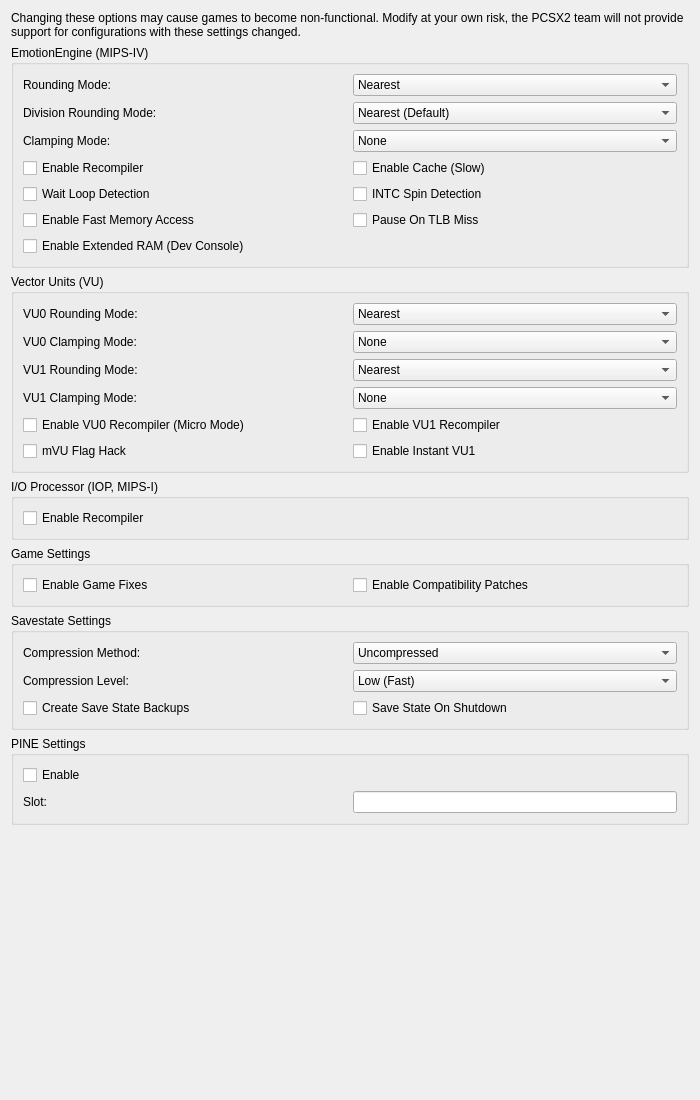
Before: the Qt Designer form pcsx2-qt/Settings/AdvancedSettingsWidget.ui in PenguinVRLab/PenguinScreen2, drawn with Qt 5.
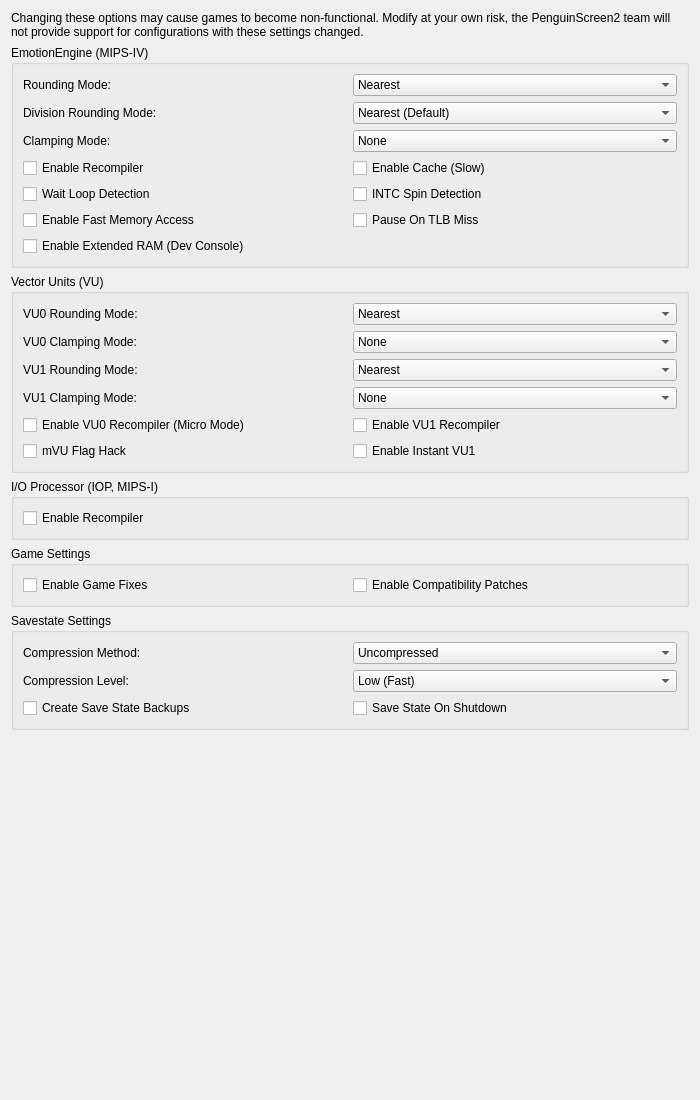
After: the same form once the commit is applied.

Commit message:
PenguinScreen2 1.0-rc2
The 1.0-rc2 source, in one commit on top of the two import layers below it
(the PCSX2 fork base and the vendored Khronos OpenXR SDK), so that the diff
against them shows what PenguinScreen2 changes in upstream PCSX2.
The release is tag v1.0-rc2.

```diff
--- a/pcsx2-qt/Settings/AdvancedSettingsWidget.ui
+++ b/pcsx2-qt/Settings/AdvancedSettingsWidget.ui
@@ -14,7 +14,7 @@
    <item>
     <widget class="QLabel" name="disclaimerLabel">
      <property name="text">
-      <string>Changing these options may cause games to become non-functional. Modify at your own risk, the PCSX2 team will not provide support for configurations with these settings changed.</string>
+      <string>Changing these options may cause games to become non-functional. Modify at your own risk, the PenguinScreen2 team will not provide support for configurations with these settings changed.</string>
      </property>
      <property name="wordWrap">
       <bool>true</bool>
@@ -487,48 +487,6 @@
      </layout>
     </widget>
    </item>
-   <item>
-    <widget class="QGroupBox" name="pineSettings">
-     <property name="title">
-      <string>PINE Settings</string>
-     </property>
-     <layout class="QGridLayout" name="pineSettingsLayout">
-      <item row="1" column="1">
-       <widget class="QLineEdit" name="pineSlot">
-        <property name="sizePolicy">
-         <sizepolicy hsizetype="Minimum" vsizetype="Fixed">
-          <horstretch>0</horstretch>
-          <verstretch>0</verstretch>
-         </sizepolicy>
-        </property>
-       </widget>
-      </item>
-      <item row="1" column="0">
-       <widget class="QLabel" name="pineSlotLabel">
-        <property name="sizePolicy">
-         <sizepolicy hsizetype="Preferred" vsizetype="Preferred">
-          <horstretch>0</horstretch>
-          <verstretch>0</verstretch>
-         </sizepolicy>
-        </property>
-        <property name="text">
-         <string>Slot:</string>
-        </property>
-        <property name="buddy">
-         <cstring>pineSlot</cstring>
-        </property>
-       </widget>
-      </item>
-      <item row="0" column="0">
-       <widget class="QCheckBox" name="pineEnable">
-        <property name="text">
-         <string>Enable</string>
-        </property>
-       </widget>
-      </item>
-     </layout>
-    </widget>
-   </item>
    <item>
     <spacer name="verticalSpacer">
      <property name="orientation">
```
Left out of the diff: 2 changed lines with no effect on the pictures. The commit also changes 1123 other files.
